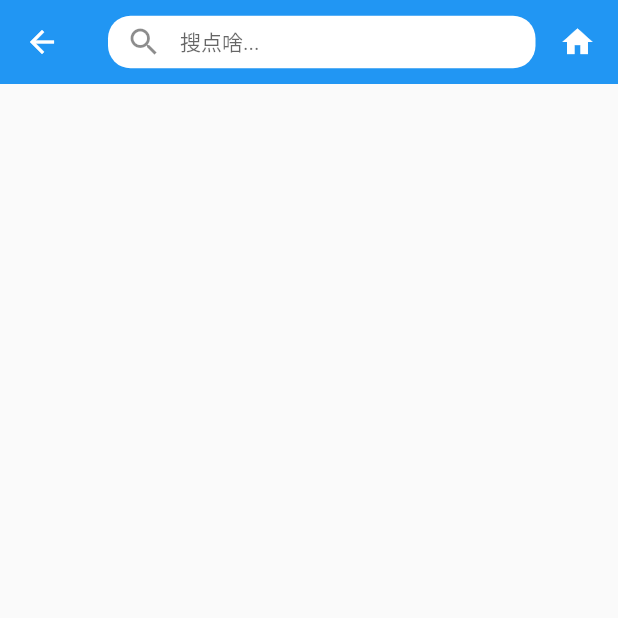
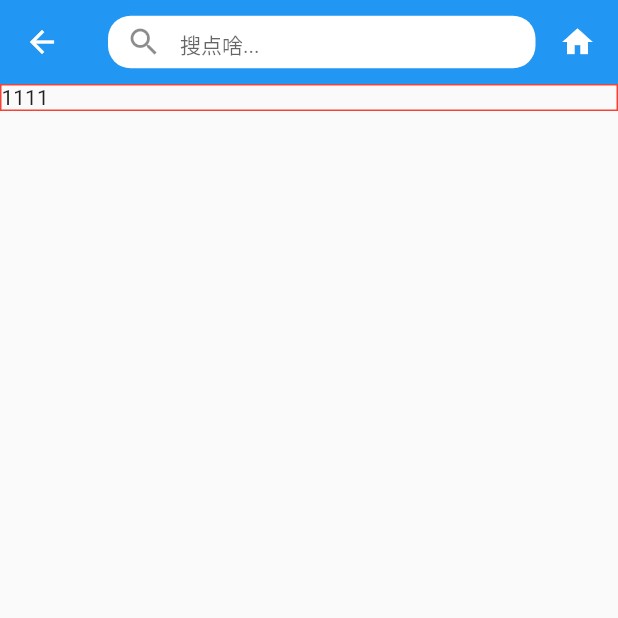
Before and after one commit to LLLxj/flins-app, a Flutter app: the SearchPage screen opened by its route, on a phone screen of 412 x 824 dp, the top half of it. Run offline on Flutter 3.47's test engine with Material 2 defaults, Android fonts, the phone set to English and light mode, and no system bars; our stand-ins replace dio, fluro, flutter_screenutil, webview_flutter; network calls fail.

Commit message:
新增搜索、个人中心、设置页面

```diff
--- /dev/null
+++ b/lib/component/icons/index.dart
@@ -0,0 +1,32 @@
+import 'package:flutter/widgets.dart';
+
+class TolyIcon {
+  TolyIcon._();
+  static const IconData dingzhi1 = const IconData( 0xe60e, fontFamily: "TolyIcon");
+  static const IconData icon_collect = const IconData( 0xe672, fontFamily: "TolyIcon");
+  static const IconData yonghu = const IconData( 0xe619, fontFamily: "TolyIcon");
+  static const IconData icon_common = const IconData( 0xe634, fontFamily: "TolyIcon");
+  static const IconData icon_see = const IconData( 0xe608, fontFamily: "TolyIcon");
+  static const IconData icon_issues = const IconData( 0xe7a7, fontFamily: "TolyIcon");
+  static const IconData icon_fork = const IconData( 0xe623, fontFamily: "TolyIcon");
+  static const IconData icon_github_star = const IconData( 0xe7df, fontFamily: "TolyIcon");
+  static const IconData icon_show = const IconData( 0xe648, fontFamily: "TolyIcon");
+  static const IconData icon_hide = const IconData( 0xe649, fontFamily: "TolyIcon");
+  static const IconData icon_email = const IconData( 0xe694, fontFamily: "TolyIcon");
+  static const IconData icon_github = const IconData( 0xe689, fontFamily: "TolyIcon");
+  static const IconData icon_juejin = const IconData( 0xe601, fontFamily: "TolyIcon");
+  static const IconData icon_share = const IconData( 0xe613, fontFamily: "TolyIcon");
+  static const IconData icon_background = const IconData( 0xe60a, fontFamily: "TolyIcon");
+  static const IconData icon_code = const IconData( 0xe70b, fontFamily: "TolyIcon");
+  static const IconData icon_item = const IconData( 0xe66f, fontFamily: "TolyIcon");
+  static const IconData icon_kafei = const IconData( 0xe6aa, fontFamily: "TolyIcon");
+  static const IconData icon_tag = const IconData( 0xe6e7, fontFamily: "TolyIcon");
+  static const IconData icon_them = const IconData( 0xe6c2, fontFamily: "TolyIcon");
+  static const IconData icon_bug = const IconData( 0xe7af, fontFamily: "TolyIcon");
+  static const IconData icon_layout = const IconData( 0xe631, fontFamily: "TolyIcon");
+  static const IconData icon_sound = const IconData( 0xe606, fontFamily: "TolyIcon");
+  static const IconData icon_search = const IconData( 0xe604, fontFamily: "TolyIcon");
+  static const IconData icon_star_ok = const IconData( 0xe6ae, fontFamily: "TolyIcon");
+  static const IconData icon_star = const IconData( 0xe609, fontFamily: "TolyIcon");
+  static const IconData icon_star_add = const IconData( 0xe68e, fontFamily: "TolyIcon");
+}
--- a/lib/component/search/search_input.dart
+++ /dev/null
@@ -1,56 +0,0 @@
-import 'package:flutter/material.dart';
-
-class SearchInput extends StatefulWidget {
-  @override
-  _SearchInputState createState() => _SearchInputState();
-}
-
-class _SearchInputState extends State<SearchInput> {
-  TextEditingController _controller=TextEditingController();//文本控制器
-  @override
-  Widget build(BuildContext context) => Center(
-    child: Container(
-      decoration: new BoxDecoration(
-        // border: new Border.all(width: 1.0, color: Colors.red),
-      ),
-      height: 35,
-      child: TextField(
-        autofocus: false, //自动聚焦，闪游标
-        controller: _controller,
-        maxLines: 1,
-        decoration: InputDecoration( // 输入框装饰
-          contentPadding: EdgeInsets.all(0),
-          filled: true, // 填满
-          fillColor: Colors.white, // 白色
-          prefixIcon:  Icon(Icons.search), // 前标
-          // contentPadding: EdgeInsets.only(right: 0), // 调整文字边距
-          border: UnderlineInputBorder(
-            borderSide: BorderSide.none, // 去边线
-            borderRadius: BorderRadius.all(Radius.circular(15)),
-          ),
-          hintText: "搜点啥...", // 提示
-          hintStyle: TextStyle(fontSize: 14) // 提示样式
-        ),
-        onChanged: (str) => getValue(str),
-        // onChanged: (str) => BlocProvider.of<SearchBloc>(context)
-        //     .add(SearchWidgetEvent(args:SearchArgs(name: str,stars: [1,2,3,4,5]))),
-
-        onSubmitted: (str) { // 提交后
-          FocusScope.of(context).requestFocus(FocusNode()); // 收起键盘
-          // _controller.clear();
-        },
-      )
-    )
-  );
-
-
-  @override
-  void dispose() {
-    _controller.dispose();
-    super.dispose();
-  }
-
-  getValue (item) {
-    print(item);
-  }
-}
--- a/lib/router/router_handle.dart
+++ b/lib/router/router_handle.dart
@@ -2,7 +2,7 @@ import 'package:flutter/material.dart';
 import 'package:fluro/fluro.dart';
 import 'package:huoshan_app/component/home/article_detail/index.dart';
 import 'package:huoshan_app/component/empty/index.dart';
-import 'package:huoshan_app/component/search/index.dart';
+import 'package:huoshan_app/views/search/index.dart';
 
 
 Handler articleDetail = Handler(
--- a/lib/router/routes.dart
+++ b/lib/router/routes.dart
@@ -3,8 +3,8 @@ import 'package:flutter/material.dart';
 import 'package:huoshan_app/router/router_effect.dart';
 import 'package:huoshan_app/component/home/article_detail/index.dart';
 import 'package:huoshan_app/layout/home_page.dart';
-import 'package:huoshan_app/component/search/index.dart';
-
+import 'package:huoshan_app/views/search/index.dart';
+import 'package:huoshan_app/views/app_setting/index.dart';
 
 // import 'package:fluro/fluro.dart';
 
@@ -15,6 +15,7 @@ class FireRouter {
   static const String articleDetail = 'ArticleDetail';
   static const String homePage = 'HomePage';
   static const String searchPage = 'SearchPage';
+  static const String appSetting = 'AppSetting';
 
   static Route<dynamic> generateRoute(RouteSettings settings) {
     // setting 接收两个参数 name arguments
@@ -25,6 +26,8 @@ class FireRouter {
         return Right2LeftRouter(child: HomePage());
       case searchPage:
         return Right2LeftRouter(child: SearchPage());
+      case appSetting:
+        return Right2LeftRouter(child: AppSetting());
       default:
         return MaterialPageRoute(
           builder: (_) => Scaffold(
--- a/lib/component/search/index.dart
+++ b/lib/views/search/index.dart
@@ -1,5 +1,5 @@
 import 'package:flutter/material.dart';
-import 'package:huoshan_app/component/search/search_input.dart';
+import 'package:huoshan_app/views/search/search_input.dart';
 
 class SearchPage extends StatefulWidget {
   @override
@@ -13,6 +13,9 @@ class _SearchPageState extends State<SearchPage> {
       body: CustomScrollView(
         slivers: <Widget>[
           _buildSliverAppBar(),
+          SliverToBoxAdapter(
+            child: _buildSliverContent(),
+          )
         ]
       ),
     );
@@ -31,4 +34,25 @@ class _SearchPageState extends State<SearchPage> {
       ],
     );
   }
+
+  Widget _buildSliverContent () => GestureDetector(
+    onTap: () {
+       hideKeyUp();
+    },
+    child: Container(
+      decoration: new BoxDecoration(
+        border: new Border.all(width: 1.0, color: Colors.red),
+      ),
+      child: Text('1111')
+    )
+  );
+
+  void hideKeyUp () {
+    FocusScopeNode currentFocus = FocusScope.of(context);
+    print('1111sdffdf');
+    if (!currentFocus.hasPrimaryFocus && currentFocus.focusedChild != null) {
+      FocusManager.instance.primaryFocus.unfocus();
+    }
+  }
+
 }
--- /dev/null
+++ b/lib/views/search/search_input.dart
@@ -0,0 +1,56 @@
+import 'package:flutter/material.dart';
+
+class SearchInput extends StatefulWidget {
+  @override
+  _SearchInputState createState() => _SearchInputState();
+}
+
+class _SearchInputState extends State<SearchInput> {
+  TextEditingController _controller=TextEditingController();//文本控制器
+  @override
+  Widget build(BuildContext context) => Container(
+    // margin: const EdgeInsets.only(top: 10, bottom: 10),
+    decoration: new BoxDecoration(
+      // border: new Border.all(width: 1.0, color: Colors.red),
+    ),
+    height: 35,
+    child: TextField(
+      autofocus: false, //自动聚焦，闪游标
+      controller: _controller,
+      maxLines: 1,
+      // style: TextStyle(textBaseline: TextBaseline.alphabetic),
+      decoration: InputDecoration( // 输入框装饰
+        contentPadding: EdgeInsets.only(top: 2.0),
+        filled: true, // 填满
+        fillColor: Colors.white, // 白色
+        prefixIcon:  Icon(Icons.search), // 前标
+        // contentPadding: EdgeInsets.only(right: 0), // 调整文字边距
+        border: UnderlineInputBorder(
+          borderSide: BorderSide.none, // 去边线
+          borderRadius: BorderRadius.all(Radius.circular(15)),
+        ),
+        hintText: "搜点啥...", // 提示
+        hintStyle: TextStyle(fontSize: 14) // 提示样式
+      ),
+      onChanged: (str) => getValue(str),
+      // onChanged: (str) => BlocProvider.of<SearchBloc>(context)
+      //     .add(SearchWidgetEvent(args:SearchArgs(name: str,stars: [1,2,3,4,5]))),
+
+      onSubmitted: (str) { // 提交后
+        FocusScope.of(context).requestFocus(FocusNode()); // 收起键盘
+        // _controller.clear();
+      },
+    )
+  );
+
+
+  @override
+  void dispose() {
+    _controller.dispose();
+    super.dispose();
+  }
+
+  getValue (item) {
+    print(item);
+  }
+}
```
Also changed, not shown: lib/views/app_setting/index.dart (added, +83 -0 lines), lib/views/my_collect/index.dart (added).
